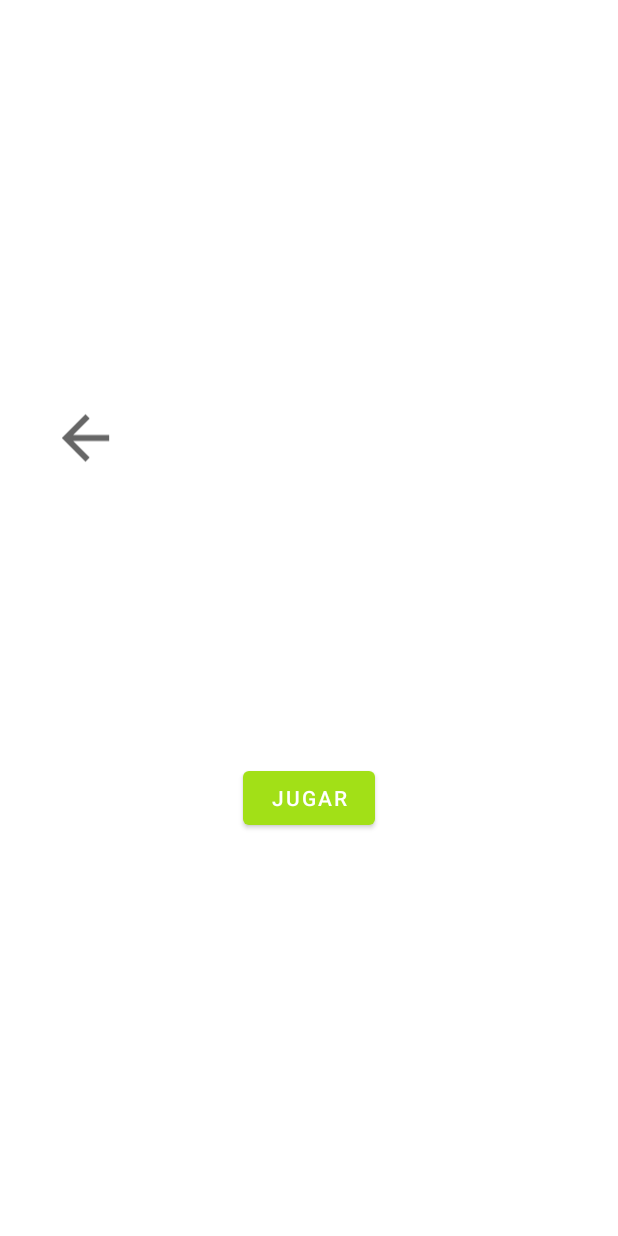
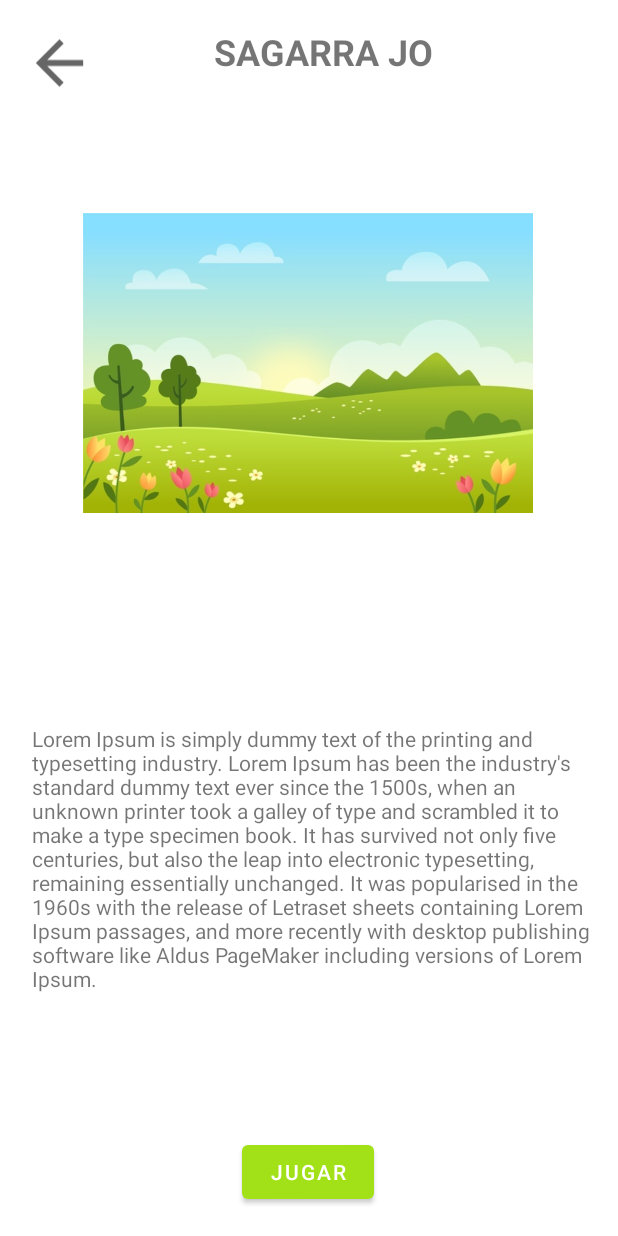
Before and after one commit to Mimenza/DidaktikApp, an Android app: the Activity6_2_Murgia screen opened directly, with no data from a screen before it, on a phone screen of 412 x 824 dp. Run offline under Robolectric (Android 15) with nearby library versions, the phone set to English and light mode, and no system bars.

Commit message:
diseño fragment info (sin datos) done

```diff
--- a/app/src/main/java/com/example/didaktikapp/activities/Activity0_Splash.kt
+++ b/app/src/main/java/com/example/didaktikapp/activities/Activity0_Splash.kt
@@ -17,6 +17,7 @@ class Activity0_Splash : AppCompatActivity() {
         getWindow().getDecorView().setSystemUiVisibility(View.SYSTEM_UI_FLAG_LIGHT_STATUS_BAR)
         setContentView(R.layout.activity0_splash)
 
+
         binding = Activity0SplashBinding.inflate(layoutInflater)
         setContentView(binding.root)
 
--- a/app/src/main/java/com/example/didaktikapp/activities/sites/Activity6_2_Murgia.kt
+++ b/app/src/main/java/com/example/didaktikapp/activities/sites/Activity6_2_Murgia.kt
@@ -9,5 +9,7 @@ class Activity6_2_Murgia : AppCompatActivity() {
         super.onCreate(savedInstanceState)
         setContentView(R.layout.activity6_2_murgia)
         getSupportActionBar()?.hide()
+
+
     }
 }
--- a/app/src/main/res/layout/activity6_1_sagardoetxea.xml
+++ b/app/src/main/res/layout/activity6_1_sagardoetxea.xml
@@ -9,8 +9,8 @@
     <androidx.fragment.app.FragmentContainerView
         android:id="@+id/fragmentContainerView"
         android:name="com.example.didaktikapp.fragments.Fragment3_info"
-        android:layout_width="wrap_content"
-        android:layout_height="wrap_content"
+        android:layout_width="0dp"
+        android:layout_height="0dp"
         app:layout_constraintBottom_toBottomOf="parent"
         app:layout_constraintEnd_toEndOf="parent"
         app:layout_constraintStart_toStartOf="parent"
--- a/app/src/main/res/layout/activity6_2_murgia.xml
+++ b/app/src/main/res/layout/activity6_2_murgia.xml
@@ -10,8 +10,8 @@
     <androidx.fragment.app.FragmentContainerView
         android:id="@+id/fragmentContainerView"
         android:name="com.example.didaktikapp.fragments.Fragment3_info"
-        android:layout_width="wrap_content"
-        android:layout_height="wrap_content"
+        android:layout_width="0dp"
+        android:layout_height="0dp"
         app:layout_constraintBottom_toBottomOf="parent"
         app:layout_constraintEnd_toEndOf="parent"
         app:layout_constraintStart_toStartOf="parent"
--- a/app/src/main/res/layout/activity6_3_foru_plaza.xml
+++ b/app/src/main/res/layout/activity6_3_foru_plaza.xml
@@ -10,8 +10,8 @@
     <androidx.fragment.app.FragmentContainerView
         android:id="@+id/fragmentContainerView"
         android:name="com.example.didaktikapp.fragments.Fragment3_info"
-        android:layout_width="wrap_content"
-        android:layout_height="wrap_content"
+        android:layout_width="0dp"
+        android:layout_height="0dp"
         app:layout_constraintBottom_toBottomOf="parent"
         app:layout_constraintEnd_toEndOf="parent"
         app:layout_constraintStart_toStartOf="parent"
--- a/app/src/main/res/layout/activity6_4_astigar_elkartea.xml
+++ b/app/src/main/res/layout/activity6_4_astigar_elkartea.xml
@@ -10,8 +10,8 @@
     <androidx.fragment.app.FragmentContainerView
         android:id="@+id/fragmentContainerView"
         android:name="com.example.didaktikapp.fragments.Fragment3_info"
-        android:layout_width="wrap_content"
-        android:layout_height="wrap_content"
+        android:layout_width="0dp"
+        android:layout_height="0dp"
         app:layout_constraintBottom_toBottomOf="parent"
         app:layout_constraintEnd_toEndOf="parent"
         app:layout_constraintStart_toStartOf="parent"
--- a/app/src/main/res/layout/activity6_5_ipintza_sagardotegia.xml
+++ b/app/src/main/res/layout/activity6_5_ipintza_sagardotegia.xml
@@ -10,8 +10,8 @@
     <androidx.fragment.app.FragmentContainerView
         android:id="@+id/fragmentContainerView"
         android:name="com.example.didaktikapp.fragments.Fragment3_info"
-        android:layout_width="wrap_content"
-        android:layout_height="wrap_content"
+        android:layout_width="0dp"
+        android:layout_height="0dp"
         app:layout_constraintBottom_toBottomOf="parent"
         app:layout_constraintEnd_toEndOf="parent"
         app:layout_constraintStart_toStartOf="parent"
--- a/app/src/main/res/layout/activity6_6_rezola_sagardotegia.xml
+++ b/app/src/main/res/layout/activity6_6_rezola_sagardotegia.xml
@@ -10,8 +10,8 @@
     <androidx.fragment.app.FragmentContainerView
         android:id="@+id/fragmentContainerView"
         android:name="com.example.didaktikapp.fragments.Fragment3_info"
-        android:layout_width="wrap_content"
-        android:layout_height="wrap_content"
+        android:layout_width="0dp"
+        android:layout_height="0dp"
         app:layout_constraintBottom_toBottomOf="parent"
         app:layout_constraintEnd_toEndOf="parent"
         app:layout_constraintStart_toStartOf="parent"
--- a/app/src/main/res/layout/fragment3_info.xml
+++ b/app/src/main/res/layout/fragment3_info.xml
@@ -21,14 +21,16 @@
             app:layout_constraintStart_toStartOf="parent"
             app:layout_constraintTop_toTopOf="parent"
             app:layout_constraintVertical_bias="0.176"
-            tools:src="@drawable/atzeko_irudia" />
+            android:src="@drawable/atzeko_irudia" />
 
         <TextView
             android:id="@+id/txtv3f_nombrezona"
             android:layout_width="280dp"
             android:layout_height="48dp"
             android:layout_gravity="center_horizontal"
+            android:text="@string/tituloprincipal"
             android:textAlignment="center"
+            android:textSize="24sp"
             android:textStyle="bold"
             app:layout_constraintBottom_toBottomOf="parent"
             app:layout_constraintEnd_toEndOf="parent"
@@ -42,6 +44,7 @@
             android:layout_width="374dp"
             android:layout_height="218dp"
             android:layout_gravity="center"
+            android:text="@string/lorem"
             app:layout_constraintBottom_toBottomOf="@+id/btn3f_jugar"
             app:layout_constraintEnd_toEndOf="parent"
             app:layout_constraintHorizontal_bias="0.567"
--- a/app/src/main/res/values/strings.xml
+++ b/app/src/main/res/values/strings.xml
@@ -20,5 +20,6 @@
     <string name="titulocargar">Carga tu partida!</string>
 
     <string name="text_bienvenida">Kaixo, lagunok! Ni Upelio sagarra naiz, Astigarragako sagarrik ederrena. Gaurkoan nirekin batera Astigarraga ezagutuko duzue. Gainera, nik sagardo bilakatu nahi dut eta ezin dut bakarrik egin. Beraz, zuen laguntza eta indar guztiak behar ditut! Horretarako Astigarragan zehar ibilbide bat egingo dugu, txoko ezberdinak ezagutuz eta nire ametsa egi bilakatzeko horietako bakoitzean erronka ezberdin bat pasatu beharko duzue. Horretarako oso oso adi egon beharko zarete! Prest zaudete? Goazen!</string>
+    <string name="lorem">Lorem Ipsum is simply dummy text of the printing and typesetting industry. Lorem Ipsum has been the industry\'s standard dummy text ever since the 1500s, when an unknown printer took a galley of type and scrambled it to make a type specimen book. It has survived not only five centuries, but also the leap into electronic typesetting, remaining essentially unchanged. It was popularised in the 1960s with the release of Letraset sheets containing Lorem Ipsum passages, and more recently with desktop publishing software like Aldus PageMaker including versions of Lorem Ipsum.</string>
 
 </resources>
```
Also changed, not shown: app/src/main/java/com/example/didaktikapp/activities/sites/Activity6_1_Sagardoetxea.kt (+11 -0 lines), 1 other file.
